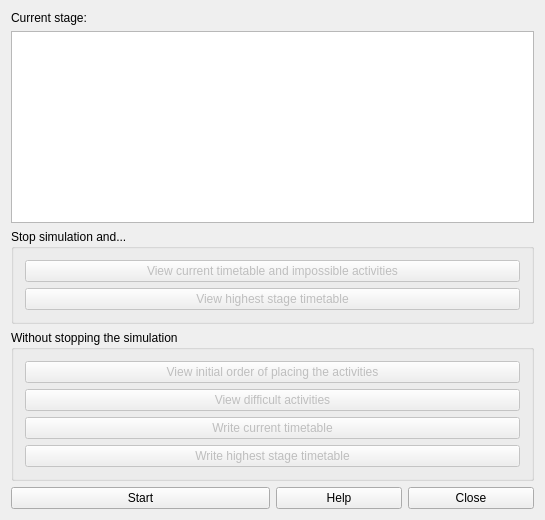
Before: the Qt Designer form fet/src/interface/timetablegenerateform_template.ui in vonmecheln/fet, drawn with Qt 5.
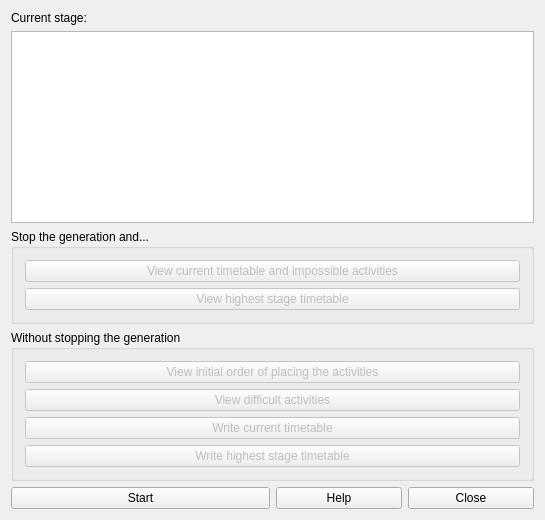
After: the same form once the commit is applied.

What changed in the file:
```diff
--- a/fet/src/interface/timetablegenerateform_template.ui
+++ b/fet/src/interface/timetablegenerateform_template.ui
@@ -37,7 +37,7 @@
    <item row="2" column="0" colspan="2">
     <widget class="QGroupBox" name="stopSimulationAndGroupBox">
      <property name="title">
-      <string>Stop simulation and...</string>
+      <string>Stop the generation and...</string>
      </property>
      <layout class="QGridLayout" name="gridLayout_2">
       <item row="0" column="0">
@@ -66,7 +66,7 @@
    <item row="3" column="0" colspan="2">
     <widget class="QGroupBox" name="withoutStoppingTheSimulationGroupBox">
      <property name="title">
-      <string extracomment="This is the title of a group box with more buttons, and all buttons do their function without stopping the simulation">Without stopping the simulation</string>
+      <string extracomment="This is the title of a group box with more buttons, and all buttons do their function without stopping the simulation">Without stopping the generation</string>
      </property>
      <layout class="QGridLayout" name="gridLayout">
       <item row="0" column="0">
```
